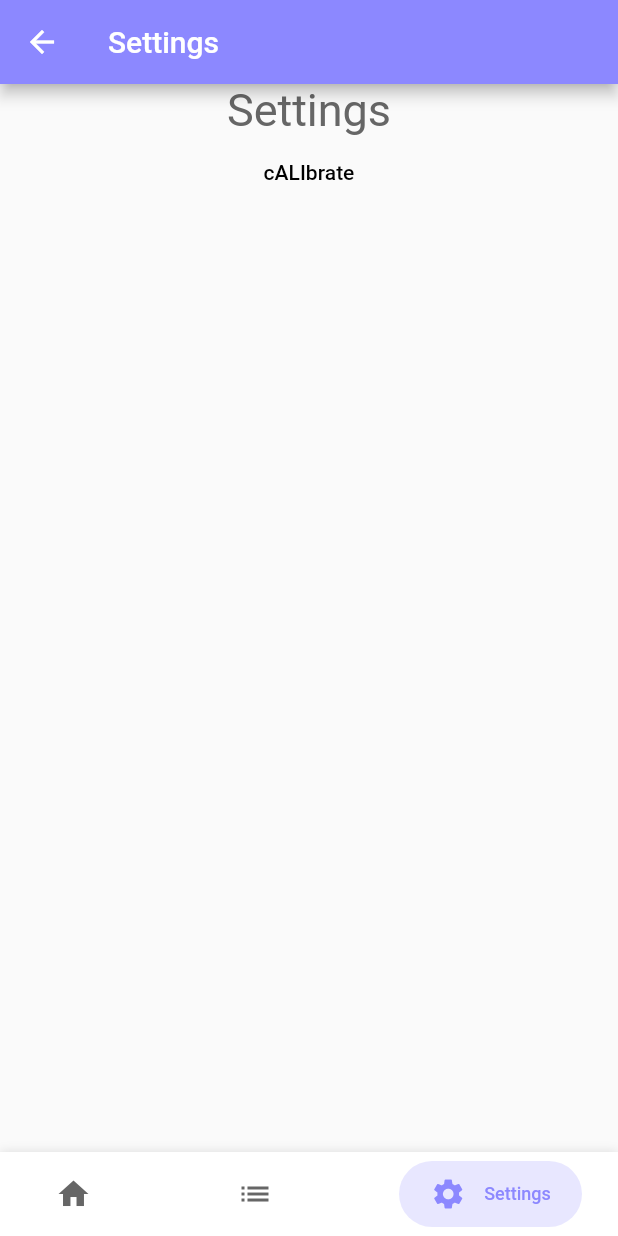
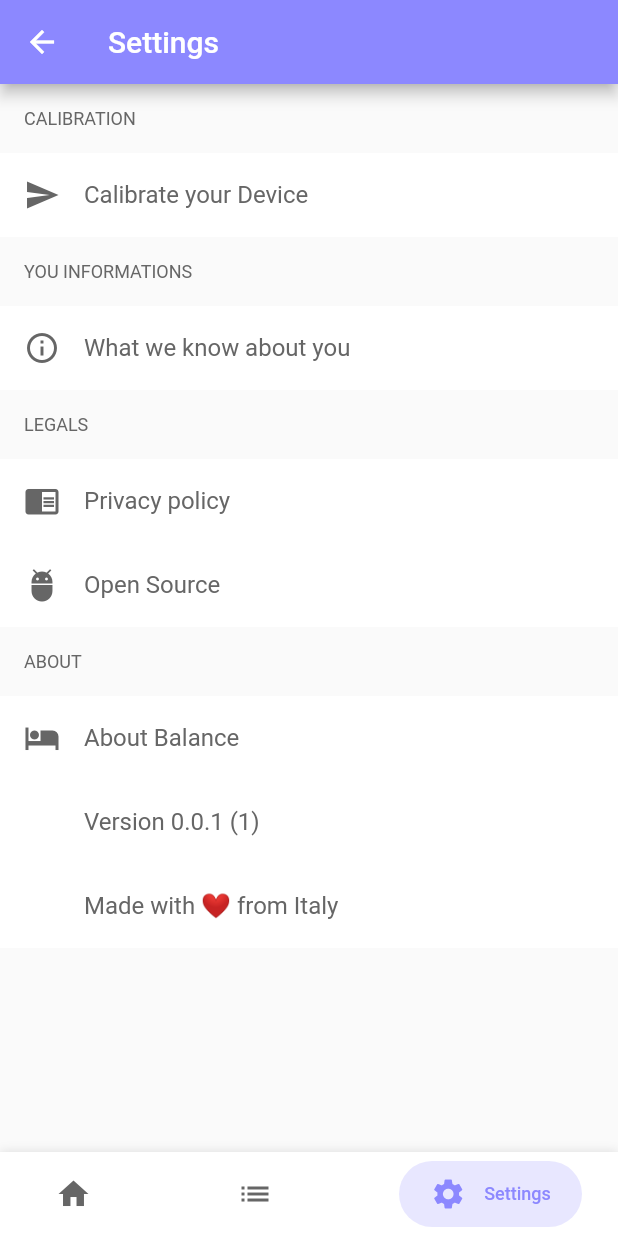
Before and after one commit to Supercaly/Balance-Flutter, a Flutter app: the MainScreen screen opened by its route, item 3 of the bottom bar chosen, on a phone screen of 412 x 824 dp. Run offline on Flutter 3.47's test engine with Material 2 defaults, Android fonts, the phone set to English and light mode, and no system bars; our stand-ins replace floor, flutter_bloc, flutter_svg, introduction_screen, shared_preferences, sqflite; accounts and stored records are empty; generated files the repository leaves out were written again.

Commit message:
Create settings_widget.dart and add it to settings_screen.dart

```diff
--- a/lib/res/theme.dart
+++ b/lib/res/theme.dart
@@ -101,6 +101,7 @@ final ThemeData lightTheme = ThemeData.light().copyWith(
     ),
   ),
   iconTheme: IconThemeData(
+    size: 24,
     color: BColors.textColor,
   ),
 );
--- a/lib/screens/settings_screen.dart
+++ b/lib/screens/settings_screen.dart
@@ -1,20 +1,88 @@
 import 'package:balance_app/routes.dart';
+import 'package:balance_app/widgets/settings_widget.dart';
 import 'package:flutter/cupertino.dart';
 import 'package:flutter/material.dart';
 
-class SettingsScreen extends StatelessWidget {
+class SettingsScreen extends StatefulWidget {
+  @override
+  State<StatefulWidget> createState() => _SettingsScreenState();
+}
+
+class _SettingsScreenState extends State<SettingsScreen> {
+  int _easterEggTapCount;
+
+  @override
+  void initState() {
+    _easterEggTapCount = 0;
+    super.initState();
+  }
+
   @override
   Widget build(BuildContext context) {
-    return Center(
-      child: Column(
-        children: <Widget>[
-          Text("Settings", style: TextStyle(fontSize: 30.0)),
-          FlatButton(
-            child: Text("cALIbrate"),
-            onPressed: () => Navigator.pushNamed(context, Routes.calibration),
-          )
-        ]
-      )
+    return ListView(
+      children: <Widget>[
+        SettingsGroup(
+          title: "Calibration",
+          children: [
+            SettingsElement(
+              icon: Icon(Icons.send),
+              text: Text("Calibrate your Device"),
+              onTap: () => Navigator.pushNamed(context, Routes.calibration),
+            ),
+          ],
+        ),
+        SettingsGroup(
+          title: "You Informations",
+          children: [
+            SettingsElement(
+              icon: Icon(Icons.info_outline),
+              text: Text("What we know about you"),
+              onTap: () => Navigator.pushNamed(context, Routes.calibration),
+            )
+          ]
+        ),
+        SettingsGroup(
+          title: "Legals",
+          children: [
+            SettingsElement(
+              icon: Icon(Icons.chrome_reader_mode),
+              text: Text("Privacy policy"),
+            ),
+            SettingsElement(
+              icon: Icon(Icons.adb),
+              text: Text("Open Source"),
+            ),
+          ]
+        ),
+        SettingsGroup(
+          title: "About",
+          children: [
+            SettingsElement(
+              icon: Icon(Icons.hotel),
+              text: Text("About Balance"),
+            ),
+            SettingsElement(
+              text: Text("Version 0.0.1 (1)"),
+              onTap: () {
+                _easterEggTapCount++;
+                if (_easterEggTapCount == 5) {
+                  _easterEggTapCount = 0;
+                  Scaffold.of(context)
+                    .showSnackBar(
+                      SnackBar(
+                        content: Text("This is not an Easter Egg!!!"),
+                        duration: Duration(seconds: 2),
+                      )
+                  );
+                }
+              }
+            ),
+            SettingsElement(
+              text: Text("Made with ❤ from Italy"),
+            ),
+          ]
+        ),
+      ]
     );
   }
 }
--- /dev/null
+++ b/lib/widgets/settings_widget.dart
@@ -0,0 +1,83 @@
+import 'package:flutter/material.dart';
+
+/// A custom implementation of a group of settings
+///
+/// This Widget implements a group of settings
+/// with a title and a collection of child
+/// [SettingsElement]s.
+class SettingsGroup extends StatelessWidget {
+  final String title;
+  final List<SettingsElement> children;
+
+  SettingsGroup({
+    Key key,
+    @required this.title,
+    @required this.children
+  }): assert(title != null),
+      assert(children != null),
+      assert(children.isNotEmpty),
+      super(key: key);
+
+  @override
+  Widget build(BuildContext context) {
+    return Container(
+      width: MediaQuery.of(context).size.width,
+      child: Column(
+        crossAxisAlignment: CrossAxisAlignment.start,
+        children: <Widget>[
+          Padding(
+            padding: const EdgeInsets.all(16),
+            child: Text(
+              title.toUpperCase(),
+              style: Theme.of(context).textTheme.caption,
+            ),
+          ),
+          Column(
+            children: children,
+          )
+        ],
+      ),
+    );
+  }
+}
+
+/// Custom implementation of a [SettingsGroup]'s element
+///
+/// This Widget implements and element of a [SettingsGroup],
+/// the element has an [icon], a [text] and responds to
+/// [onTap] events.
+class SettingsElement extends StatelessWidget {
+  final Icon icon;
+  final Text text;
+  final VoidCallback onTap;
+
+  SettingsElement({
+    Key key,
+    this.icon,
+    @required this.text,
+    this.onTap,
+  }): assert(text != null),
+      super(key: key);
+
+  @override
+  Widget build(BuildContext context) {
+    return Material(
+      color: Colors.white,
+      child: InkWell(
+        onTap: () => onTap?.call(),
+        child: Container(
+          child: Padding(
+            padding: const EdgeInsets.all(16),
+            child: Row(
+              children: <Widget>[
+                icon != null ? icon: SizedBox(width: 24, height: 24),
+                SizedBox(width: 16),
+                text,
+              ],
+            ),
+          ),
+        ),
+      ),
+    );
+  }
+}
```
